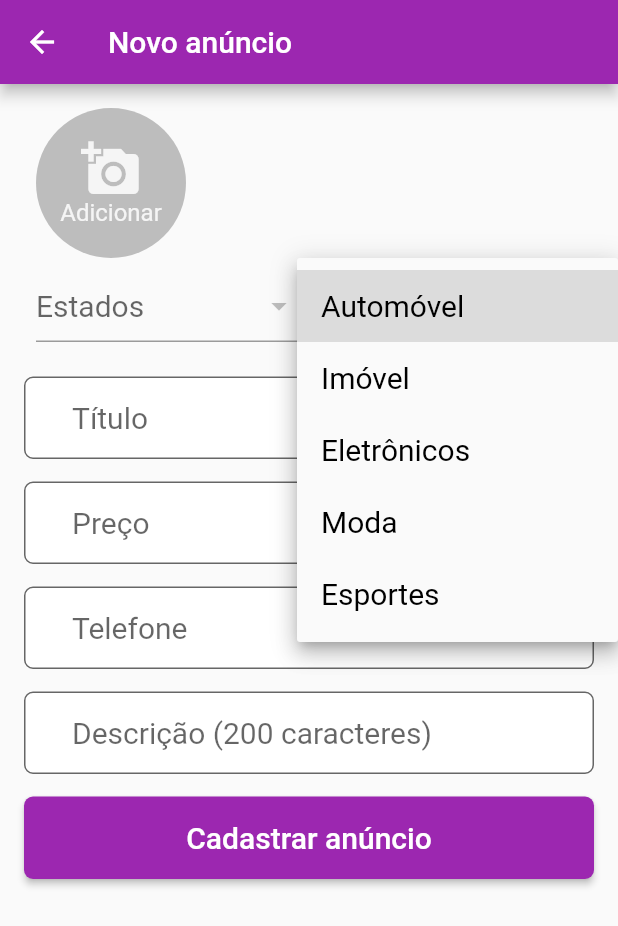
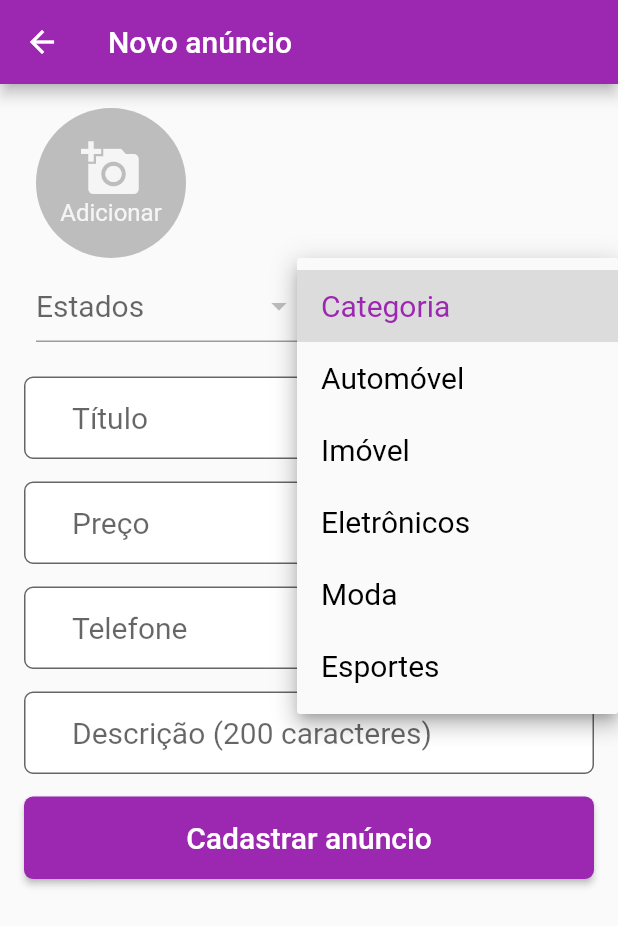
Before and after one commit to hugo-paiva-cw/olx, a Flutter app: the NewAdd screen opened by its route, after a tap on "Categoria", on a phone screen of 412 x 824 dp. Shown: the top 926 px of the screen. Run offline on Flutter 3.47's test engine with Material 2 defaults, Android fonts, the phone set to English and light mode, and no system bars; our stand-ins replace brasil_fields, cloud_firestore, firebase_auth, firebase_core, firebase_storage, image_picker; missing offline and left inert: validadores; accounts and stored records are empty; statements that could not run were skipped.

```diff
--- a/lib/route_generator.dart
+++ b/lib/route_generator.dart
@@ -3,6 +3,9 @@ import 'package:olx/views/advertisement.dart';
 import 'package:olx/views/login.dart';
 import 'package:olx/views/my_adds.dart';
 import 'package:olx/views/new_add.dart';
+import 'package:olx/views/widgets/details_add.dart';
+
+import 'models/add.dart';
 
 class RouteGenerator {
   static Route<dynamic>? generateRoute(RouteSettings settings) {
@@ -17,6 +20,8 @@ class RouteGenerator {
         return MaterialPageRoute(builder: (_) => const MyAdds());
       case '/new-add':
         return MaterialPageRoute(builder: (_) => const NewAdd());
+      case '/details-add':
+        return MaterialPageRoute(builder: (_) => DetailsAdd(add: args as Add,));
       default:
         _errorRoute();
     }
--- /dev/null
+++ b/lib/util/configurations.dart
@@ -0,0 +1,54 @@
+import 'package:brasil_fields/brasil_fields.dart';
+import 'package:flutter/material.dart';
+
+class Configurations {
+  static List<DropdownMenuItem<String>> getEstados() {
+    List<DropdownMenuItem<String>> listItemsDropEstados = [];
+
+    listItemsDropEstados.add(const DropdownMenuItem(
+      value: null,
+      child: Text(
+        'Região',
+        style: TextStyle(color: Color(0xff9c27b0)),
+      ),
+    ));
+
+    for (var estado in Estados.listaEstadosSigla) {
+      listItemsDropEstados.add(DropdownMenuItem(
+        value: estado,
+        child: Text(estado),
+      ));
+    }
+
+    return listItemsDropEstados;
+  }
+
+  static List<DropdownMenuItem<String>> getCategories() {
+    List<DropdownMenuItem<String>> itemsDropCategories = [];
+
+    itemsDropCategories.add(const DropdownMenuItem(
+      value: null,
+      child: Text(
+        'Categoria',
+        style: TextStyle(color: Color(0xff9c27b0)),
+      ),
+    ));
+
+    const categories = {
+      'Automóvel': 'auto',
+      'Imóvel': 'imovel',
+      'Eletrônicos': 'eletro',
+      'Moda': 'moda',
+      'Esportes': 'esportes',
+    };
+
+    categories.forEach((key, value) {
+      itemsDropCategories.add(DropdownMenuItem(
+        value: value,
+        child: Text(key),
+      ));
+    });
+
+    return itemsDropCategories;
+  }
+}
--- a/lib/views/new_add.dart
+++ b/lib/views/new_add.dart
@@ -12,6 +12,8 @@ import 'dart:io';
 
 import 'package:validadores/Validador.dart';
 
+import '../util/configurations.dart';
+
 class NewAdd extends StatefulWidget {
   const NewAdd({Key? key}) : super(key: key);
 
@@ -21,8 +23,8 @@ class NewAdd extends StatefulWidget {
 
 class _NewAddState extends State<NewAdd> {
   final List<File> _imagesList = [];
-  final List<DropdownMenuItem<String>> _listItemsDropEstados = [];
-  final List<DropdownMenuItem<String>> _listItemsDropCategories = [];
+  late List<DropdownMenuItem<String>> _listItemsDropEstados = [];
+  late List<DropdownMenuItem<String>> _listItemsDropCategories = [];
   final _formKey = GlobalKey<FormState>();
   // TextEditingController controller = TextEditingController();
   Add? _add;
@@ -116,27 +118,10 @@ class _NewAddState extends State<NewAdd> {
   }
 
   _loadItemsDropdown() {
-    const categories = {
-      'Automóvel': 'auto',
-      'Imóvel': 'imovel',
-      'Eletrônicos': 'eletro',
-      'Moda': 'moda',
-      'Esportes': 'esportes',
-    };
 
-    categories.forEach((key, value) {
-      _listItemsDropCategories.add(DropdownMenuItem(
-        value: value,
-        child: Text(key),
-      ));
-    });
+    _listItemsDropCategories = Configurations.getCategories();
 
-    for (var estado in Estados.listaEstadosSigla) {
-      _listItemsDropEstados.add(DropdownMenuItem(
-        value: estado,
-        child: Text(estado),
-      ));
-    }
+    _listItemsDropEstados = Configurations.getEstados();
   }
 
   @override
--- a/pubspec.yaml
+++ b/pubspec.yaml
@@ -41,6 +41,7 @@ dependencies:
   image_picker: ^0.8.5+3
   brasil_fields: ^1.4.5
   validadores: ^1.0.5
+  carousel_pro: ^1.0.0
 
 dev_dependencies:
   flutter_test:
```
Also changed, not shown: lib/views/advertisement.dart (+163 -1 lines), lib/views/widgets/details_add.dart (added, +28 -0 lines), pubspec.lock.
